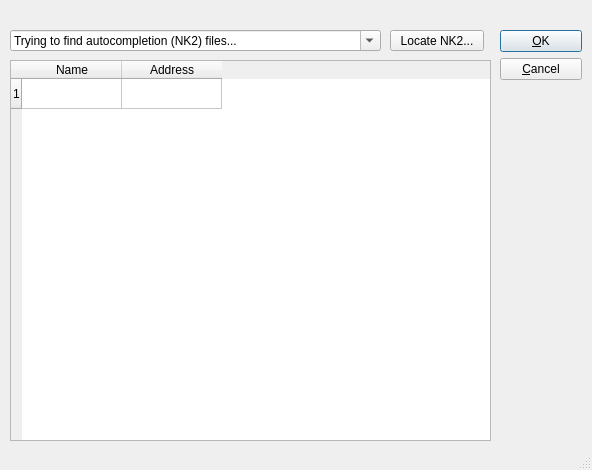
Above: debunk2.ui from Ravenco/debunk2 before the change. Below: the same form after it.
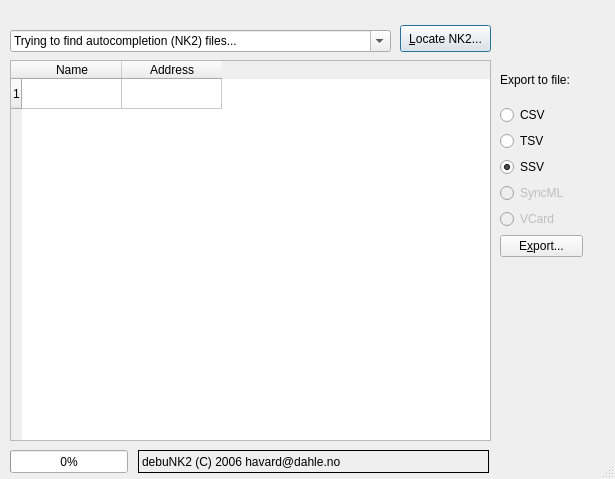
That is the form after the change.

Commit message: Export to file ui and code (character separated only for now)

The edit to the form file:
```diff
--- a/debunk2.ui
+++ b/debunk2.ui
@@ -5,8 +5,8 @@
    <rect>
     <x>0</x>
     <y>0</y>
-    <width>592</width>
-    <height>470</height>
+    <width>615</width>
+    <height>479</height>
    </rect>
   </property>
   <property name="windowTitle" >
@@ -15,109 +15,6 @@
   <property name="sizeGripEnabled" >
    <bool>true</bool>
   </property>
-  <widget class="QWidget" name="Layout5" >
-   <property name="geometry" >
-    <rect>
-     <x>500</x>
-     <y>30</y>
-     <width>82</width>
-     <height>410</height>
-    </rect>
-   </property>
-   <layout class="QVBoxLayout" >
-    <property name="margin" >
-     <number>0</number>
-    </property>
-    <property name="spacing" >
-     <number>6</number>
-    </property>
-    <item>
-     <widget class="QPushButton" name="buttonOk" >
-      <property name="text" >
-       <string>&amp;OK</string>
-      </property>
-      <property name="shortcut" >
-       <string/>
-      </property>
-      <property name="autoDefault" >
-       <bool>true</bool>
-      </property>
-      <property name="default" >
-       <bool>true</bool>
-      </property>
-     </widget>
-    </item>
-    <item>
-     <widget class="QPushButton" name="buttonCancel" >
-      <property name="text" >
-       <string>&amp;Cancel</string>
-      </property>
-      <property name="shortcut" >
-       <string/>
-      </property>
-      <property name="autoDefault" >
-       <bool>true</bool>
-      </property>
-     </widget>
-    </item>
-    <item>
-     <spacer>
-      <property name="orientation" >
-       <enum>Qt::Vertical</enum>
-      </property>
-      <property name="sizeType" >
-       <enum>QSizePolicy::Expanding</enum>
-      </property>
-      <property name="sizeHint" >
-       <size>
-        <width>20</width>
-        <height>20</height>
-       </size>
-      </property>
-     </spacer>
-    </item>
-   </layout>
-  </widget>
-  <widget class="QComboBox" name="nk2Location" >
-   <property name="geometry" >
-    <rect>
-     <x>10</x>
-     <y>30</y>
-     <width>371</width>
-     <height>21</height>
-    </rect>
-   </property>
-   <property name="acceptDrops" >
-    <bool>true</bool>
-   </property>
-   <property name="editable" >
-    <bool>true</bool>
-   </property>
-   <property name="autoCompletion" >
-    <bool>true</bool>
-   </property>
-   <property name="duplicatesEnabled" >
-    <bool>false</bool>
-   </property>
-   <item>
-    <property name="text" >
-     <string>Trying to find autocompletion (NK2) files...</string>
-    </property>
-   </item>
-  </widget>
-  <widget class="QPushButton" name="nk2Locator" >
-   <property name="geometry" >
-    <rect>
-     <x>390</x>
-     <y>30</y>
-     <width>94</width>
-     <height>21</height>
-    </rect>
-   </property>
-   <property name="text" >
-    <string>Locate NK2...</string>
-   </property>
-  </widget>
   <widget class="QTableWidget" name="parsedTable" >
    <property name="geometry" >
     <rect>
@@ -149,6 +46,172 @@
     </property>
    </column>
   </widget>
+  <widget class="QComboBox" name="nk2Location" >
+   <property name="geometry" >
+    <rect>
+     <x>10</x>
+     <y>30</y>
+     <width>381</width>
+     <height>22</height>
+    </rect>
+   </property>
+   <property name="acceptDrops" >
+    <bool>true</bool>
+   </property>
+   <property name="editable" >
+    <bool>true</bool>
+   </property>
+   <property name="autoCompletion" >
+    <bool>true</bool>
+   </property>
+   <property name="duplicatesEnabled" >
+    <bool>false</bool>
+   </property>
+   <item>
+    <property name="text" >
+     <string>Trying to find autocompletion (NK2) files...</string>
+    </property>
+   </item>
+  </widget>
+  <widget class="QPushButton" name="nk2Locator" >
+   <property name="geometry" >
+    <rect>
+     <x>400</x>
+     <y>25</y>
+     <width>91</width>
+     <height>27</height>
+    </rect>
+   </property>
+   <property name="text" >
+    <string>&amp;Locate NK2...</string>
+   </property>
+  </widget>
+  <widget class="QWidget" name="" >
+   <property name="geometry" >
+    <rect>
+     <x>500</x>
+     <y>60</y>
+     <width>83</width>
+     <height>197</height>
+    </rect>
+   </property>
+   <layout class="QVBoxLayout" >
+    <property name="margin" >
+     <number>0</number>
+    </property>
+    <property name="spacing" >
+     <number>6</number>
+    </property>
+    <item>
+     <widget class="QLabel" name="label_2" >
+      <property name="text" >
+       <string>Export to file:</string>
+      </property>
+     </widget>
+    </item>
+    <item>
+     <widget class="QRadioButton" name="radioCSV" >
+      <property name="toolTip" >
+       <string>Comma-separated values</string>
+      </property>
+      <property name="text" >
+       <string>CSV</string>
+      </property>
+      <property name="checked" >
+       <bool>false</bool>
+      </property>
+     </widget>
+    </item>
+    <item>
+     <widget class="QRadioButton" name="radioTSV" >
+      <property name="toolTip" >
+       <string>Tab-separated values</string>
+      </property>
+      <property name="text" >
+       <string>TSV</string>
+      </property>
+     </widget>
+    </item>
+    <item>
+     <widget class="QRadioButton" name="radioSSV" >
+      <property name="toolTip" >
+       <string>Semicolon-separated values</string>
+      </property>
+      <property name="text" >
+       <string>SSV</string>
+      </property>
+      <property name="checked" >
+       <bool>true</bool>
+      </property>
+     </widget>
+    </item>
+    <item>
+     <widget class="QRadioButton" name="radioSyncML" >
+      <property name="enabled" >
+       <bool>false</bool>
+      </property>
+      <property name="text" >
+       <string>SyncML</string>
+      </property>
+     </widget>
+    </item>
+    <item>
+     <widget class="QRadioButton" name="radioVCard" >
+      <property name="enabled" >
+       <bool>false</bool>
+      </property>
+      <property name="text" >
+       <string>VCard</string>
+      </property>
+     </widget>
+    </item>
+    <item>
+     <widget class="QPushButton" name="export" >
+      <property name="text" >
+       <string>E&amp;xport...</string>
+      </property>
+     </widget>
+    </item>
+   </layout>
+  </widget>
+  <widget class="QProgressBar" name="progressBar" >
+   <property name="geometry" >
+    <rect>
+     <x>10</x>
+     <y>450</y>
+     <width>118</width>
+     <height>23</height>
+    </rect>
+   </property>
+   <property name="value" >
+    <number>0</number>
+   </property>
+   <property name="orientation" >
+    <enum>Qt::Horizontal</enum>
+   </property>
+  </widget>
+  <widget class="QLabel" name="statusBar" >
+   <property name="geometry" >
+    <rect>
+     <x>138</x>
+     <y>450</y>
+     <width>351</width>
+     <height>23</height>
+    </rect>
+   </property>
+   <property name="minimumSize" >
+    <size>
+     <width>0</width>
+     <height>23</height>
+    </size>
+   </property>
+   <property name="frameShape" >
+    <enum>QFrame::Box</enum>
+   </property>
+   <property name="text" >
+    <string>debuNK2 (C) 2006 havard@dahle.no</string>
+   </property>
+  </widget>
  </widget>
  <layoutdefault spacing="6" margin="11" />
  <pixmapfunction>qPixmapFromMimeSource</pixmapfunction>
```
Left out of the diff: 37 changed lines with no effect on the pictures. The commit also changes 2 other files.
